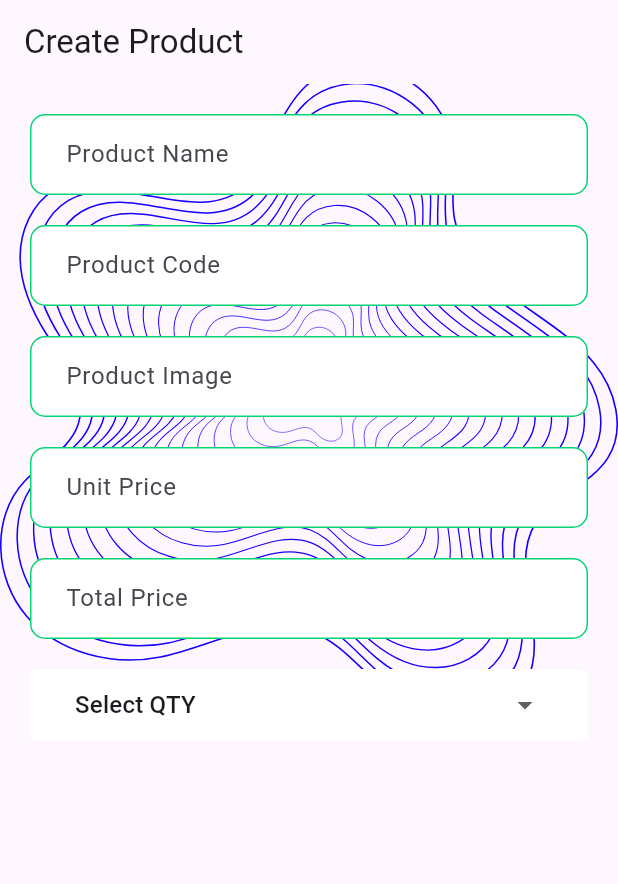
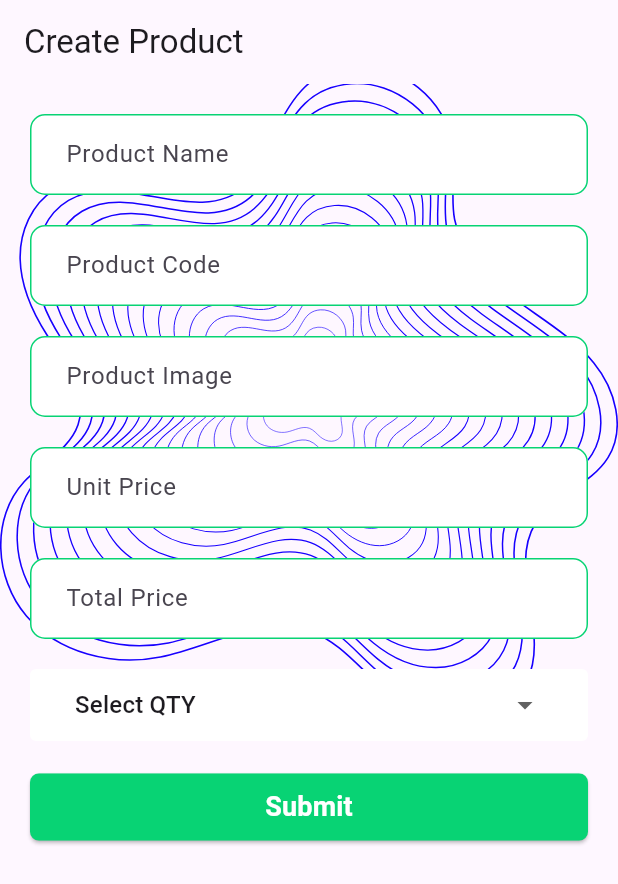
Before and after one commit to amitbd599/Flutter_crud_app, a Flutter app: the screen it shows after launch, on a phone screen of 412 x 824 dp. Shown: the top 884 px of the screen. Run offline on Flutter 3.47's test engine with Material 3 defaults, Android fonts, the phone set to English and light mode, and no system bars; our stand-ins replace flutter_svg.

Commit message:
add update

```diff
--- a/lib/Screen/ProductCreateScreen.dart
+++ b/lib/Screen/ProductCreateScreen.dart
@@ -9,6 +9,21 @@ class ProductCreateScreen extends StatefulWidget {
 }
 
 class _ProductCreateScreenState extends State<ProductCreateScreen> {
+  Map<String, String> FormValues = {
+    "Img": "",
+    "ProductCode": "",
+    "ProductName": "",
+    "Qty": "",
+    "TotalPrice": "",
+    "UnitPrice": "",
+  };
+
+  inputOnChange(key, value) {
+    setState(() {
+      FormValues.update(key, (v) => value);
+    });
+  }
+
   @override
   Widget build(BuildContext context) {
     return Scaffold(
@@ -24,42 +39,53 @@ class _ProductCreateScreenState extends State<ProductCreateScreen> {
               child: Column(
                 children: [
                   TextField(
-                    onChanged: (value) {},
+                    onChanged: (value) {
+                      inputOnChange("ProductName", value);
+                    },
                     decoration: AppInputDecoration("Product Name"),
                   ),
                   SizedBox(
                     height: 20,
                   ),
                   TextField(
-                    onChanged: (value) {},
+                    onChanged: (value) {
+                      inputOnChange("ProductCode", value);
+                    },
                     decoration: AppInputDecoration("Product Code"),
                   ),
                   SizedBox(
                     height: 20,
                   ),
                   TextField(
-                    onChanged: (value) {},
+                    onChanged: (value) {
+                      inputOnChange("Img", value);
+                    },
                     decoration: AppInputDecoration("Product Image"),
                   ),
                   SizedBox(
                     height: 20,
                   ),
                   TextField(
-                    onChanged: (value) {},
+                    onChanged: (value) {
+                      inputOnChange("UnitPrice", value);
+                    },
                     decoration: AppInputDecoration("Unit Price"),
                   ),
                   const SizedBox(
                     height: 20,
                   ),
                   TextField(
-                    onChanged: (value) {},
+                    onChanged: (value) {
+                      inputOnChange("TotalPrice", value);
+                    },
                     decoration: AppInputDecoration("Total Price"),
                   ),
                   const SizedBox(
                     height: 20,
                   ),
-                  AppDropDown(DropdownButton(
-                    value: "",
+                  AppDropDown(
+                    DropdownButton(
+                      value: FormValues['Qty'],
                       items: const [
                         DropdownMenuItem(
                           child: Text("Select QTY"),
@@ -78,10 +104,21 @@ class _ProductCreateScreenState extends State<ProductCreateScreen> {
                           value: "3 pcs",
                         ),
                       ],
-                    onChanged: (value) {},
+                      onChanged: (value) {
+                        inputOnChange("Qty", value);
+                      },
                       isExpanded: true,
                       underline: Container(),
-                  )),
+                    ),
+                  ),
+                  const SizedBox(
+                    height: 20,
+                  ),
+                  ElevatedButton(
+                    style: AppButtonStyle(),
+                    onPressed: () {},
+                    child: SuccessButton("Submit"),
+                  )
                 ],
               ),
             )),
--- a/lib/Style/Style.dart
+++ b/lib/Style/Style.dart
@@ -46,3 +46,32 @@ DecoratedBox AppDropDown(data) {
     ),
   );
 }
+
+ButtonStyle AppButtonStyle() {
+  return ElevatedButton.styleFrom(
+      elevation: 1,
+      padding: EdgeInsets.all(0),
+      backgroundColor: Colors.transparent,
+      shape: RoundedRectangleBorder(borderRadius: BorderRadius.circular(6)));
+}
+
+SuccessButton(text) {
+  return Ink(
+    decoration: BoxDecoration(
+      color: colorGreen,
+      borderRadius: BorderRadius.circular(6),
+    ),
+    child: Container(
+      height: 45,
+      alignment: Alignment.center,
+      child: Text(
+        text,
+        style: const TextStyle(
+          fontSize: 18,
+          fontWeight: FontWeight.bold,
+          color: colorWhite,
+        ),
+      ),
+    ),
+  );
+}
```
Lines whose indentation alone changed are shown as unchanged.
